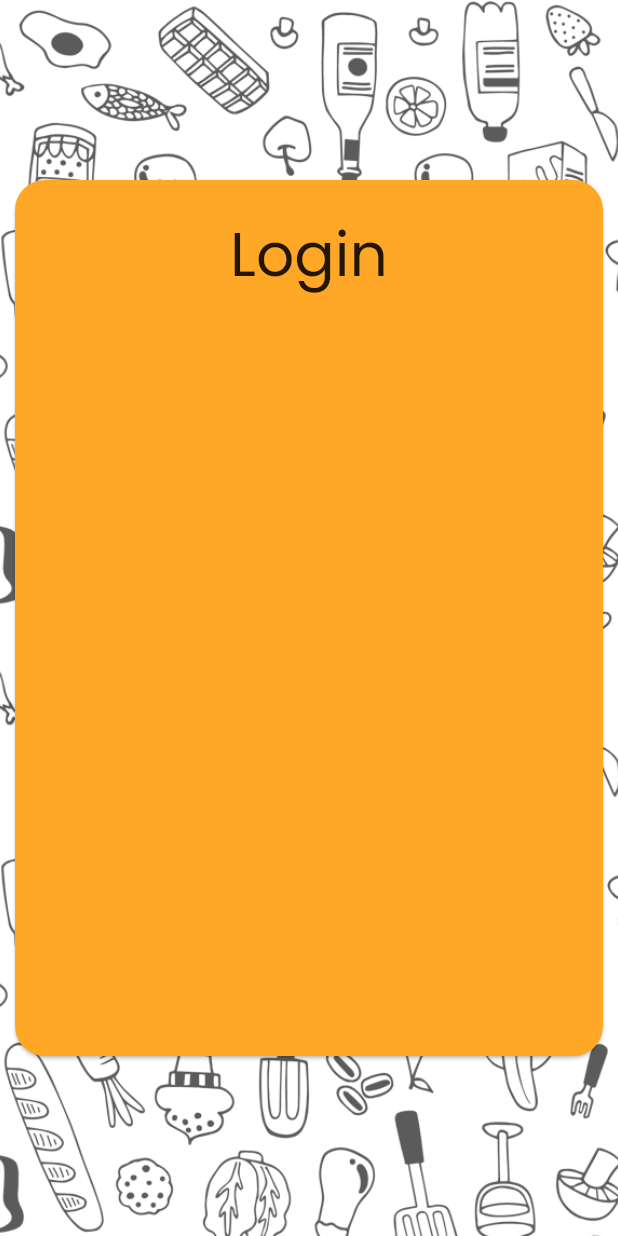
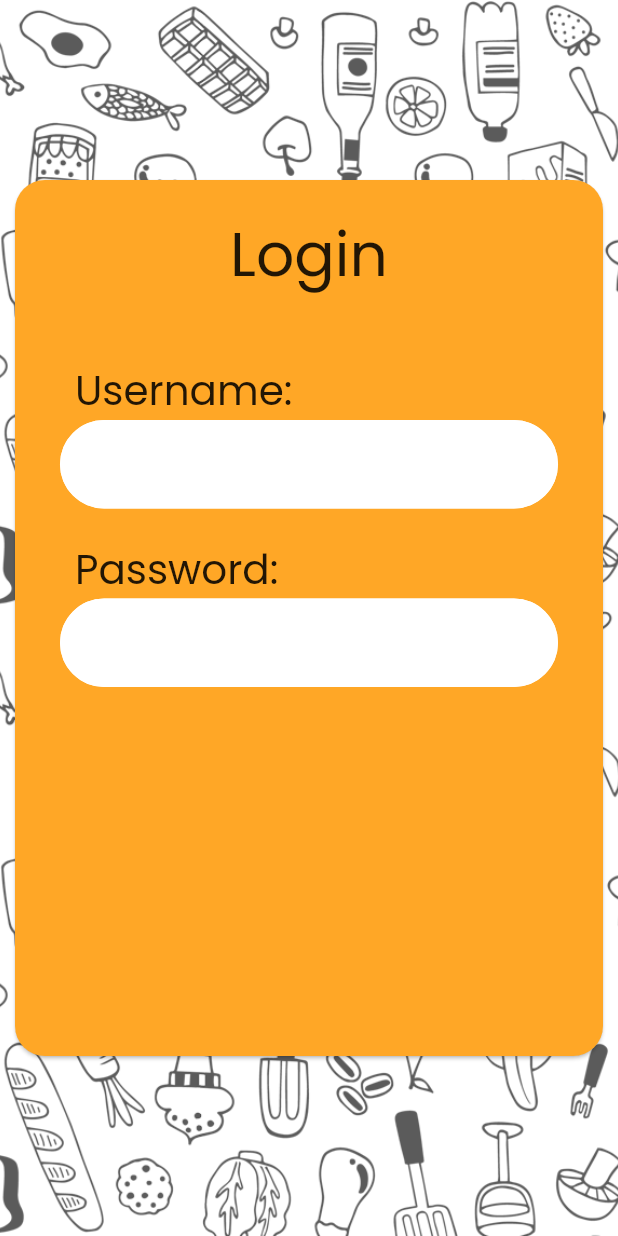
Before and after one commit to LakshmiNarayanP/BasicKneads_ingenius2020, a Flutter app: the screen it shows after launch, after a tap on "Login", on a phone screen of 412 x 824 dp. Run offline on Flutter 3.47's test engine with Material 2 defaults, Android fonts, the phone set to English and light mode, and no system bars; our stand-ins replace getwidget.

Commit message:
Added Username and password fields

```diff
--- a/basickneads/lib/loginPage.dart
+++ b/basickneads/lib/loginPage.dart
@@ -21,7 +21,13 @@ class _LoginPageState extends State<LoginPage> {
               Text(
                 'Login',
                 style: kPoppinTitle,
-              )
+              ),
+              SizedBox(
+                height: 40.0,
+              ),
+              EnterField(fieldTitle: 'Username:'),
+              SizedBox(height: 20.0),
+              EnterField(fieldTitle: 'Password:'),
             ],
           ),
         ),
@@ -29,3 +35,38 @@ class _LoginPageState extends State<LoginPage> {
     );
   }
 }
+
+class EnterField extends StatelessWidget {
+  EnterField({this.fieldTitle});
+
+  final String fieldTitle;
+  @override
+  Widget build(BuildContext context) {
+    return Padding(
+      padding: EdgeInsets.only(left: 30.0, right: 30.0),
+      child: Column(
+        children: [
+          Align(
+            alignment: Alignment.centerLeft,
+            child: Padding(
+              padding: EdgeInsets.only(left: 10.0),
+              child: Text(
+                fieldTitle,
+                style: kPoppinTitle.copyWith(fontSize: 27.0),
+              ),
+            ),
+          ),
+          TextField(
+            decoration: InputDecoration(
+              filled: true,
+              fillColor: Colors.white,
+              enabledBorder: OutlineInputBorder(
+                  borderRadius: BorderRadius.all(Radius.circular(30.0)),
+                  borderSide: BorderSide(color: Colors.white, width: 1)),
+            ),
+          ),
+        ],
+      ),
+    );
+  }
+}
```
